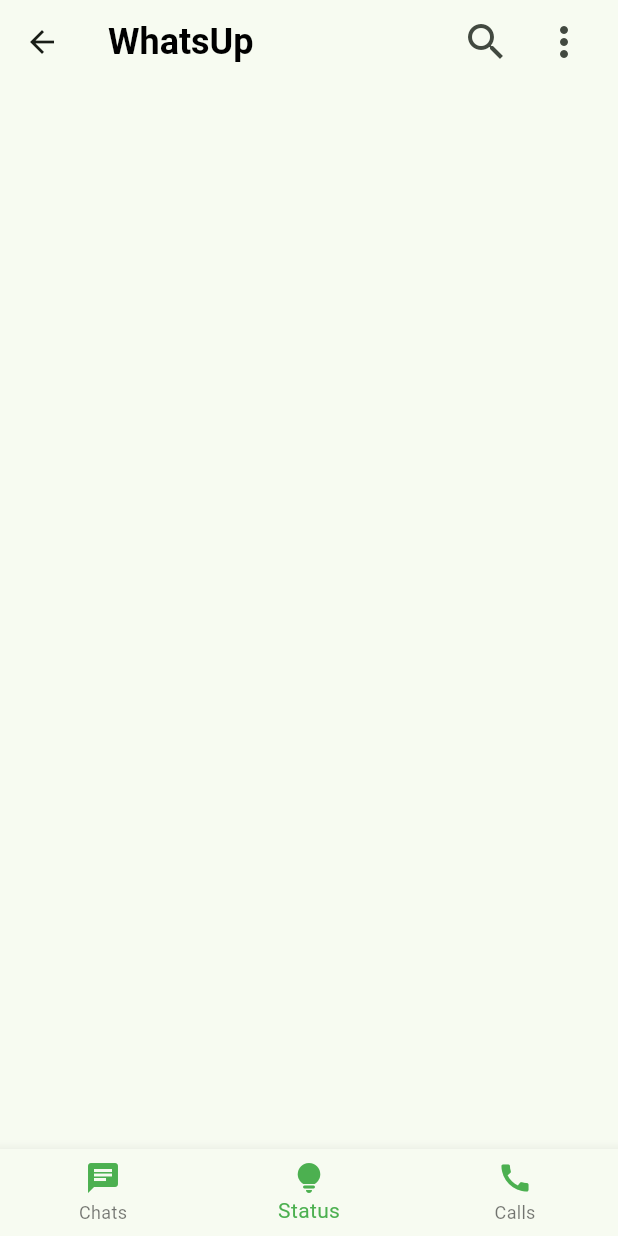
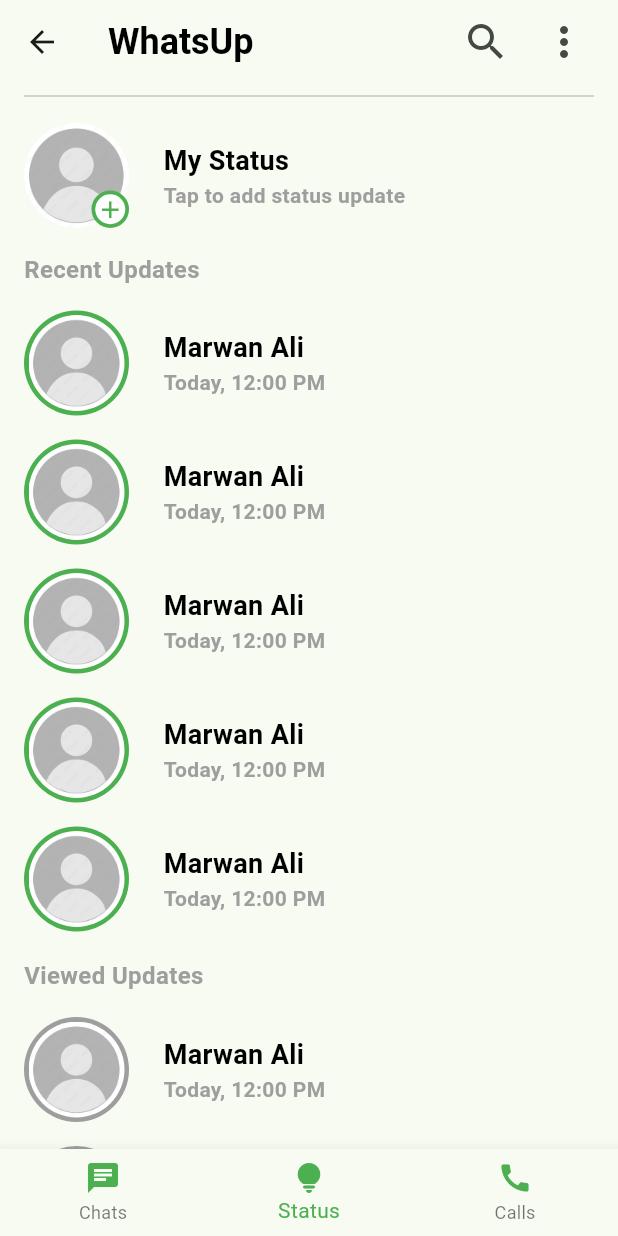
Before and after one commit to AliAttia635/Mini-WhatsApp, a Flutter app: the HomeView screen opened by its route, item 2 of the bottom bar chosen, on a phone screen of 412 x 824 dp. Run offline on Flutter 3.47's test engine with Material 3 defaults, Android fonts, the phone set to English and light mode, and no system bars; our stand-ins replace animated_splash_screen, google_fonts.

Commit message:
status page UI done

```diff
--- a/lib/core/themes/styles.dart
+++ b/lib/core/themes/styles.dart
@@ -23,4 +23,7 @@ abstract class Styles {
 
   static const TextStyle textStyle20 =
       TextStyle(fontSize: 20, color: Colors.black, fontWeight: FontWeight.w600);
+
+  static const TextStyle textStyle18 =
+      TextStyle(fontSize: 18, color: Colors.black, fontWeight: FontWeight.w600);
 }
--- a/lib/features/home/presentation/views/home_view.dart
+++ b/lib/features/home/presentation/views/home_view.dart
@@ -4,6 +4,7 @@ import 'package:mentor_academy_live_task/core/themes/color_app.dart';
 import 'package:mentor_academy_live_task/core/themes/styles.dart';
 import 'package:mentor_academy_live_task/features/calls/presentaion/views/calls_view.dart';
 import 'package:mentor_academy_live_task/features/chats/presentation/views/chat_view.dart';
+import 'package:mentor_academy_live_task/features/status/presentation/views/status_view.dart';
 
 class HomeView extends StatefulWidget {
   const HomeView({super.key});
@@ -17,7 +18,7 @@ class HomeViewState extends State<HomeView> {
 
   final List<Widget> _screens = [
     const ChatsView(),
-    Scaffold(),
+    const StatusView(),
     const CallsView(),
   ];
 
--- /dev/null
+++ b/lib/features/status/presentation/views/status_view.dart
@@ -0,0 +1,13 @@
+import 'package:flutter/material.dart';
+import 'package:mentor_academy_live_task/features/status/presentation/views/widgets/status_body.dart';
+
+class StatusView extends StatelessWidget {
+  const StatusView({super.key});
+
+  @override
+  Widget build(BuildContext context) {
+    return const Scaffold(
+      body: StatusBody(),
+    );
+  }
+}
--- /dev/null
+++ b/lib/features/status/presentation/views/widgets/my_status_details.dart
@@ -0,0 +1,27 @@
+import 'package:flutter/material.dart';
+import 'package:mentor_academy_live_task/core/themes/styles.dart';
+
+class MyStatusDetails extends StatelessWidget {
+  const MyStatusDetails({super.key});
+
+  @override
+  Widget build(BuildContext context) {
+    return Padding(
+      padding: const EdgeInsets.all(8.0),
+      child: Column(
+        crossAxisAlignment: CrossAxisAlignment.start,
+        children: [
+          Text(
+            'My Status',
+            style: Styles.textStyle18.copyWith(color: Colors.black),
+          ),
+          Text(
+            'Tap to add status update',
+            style: Styles.textStyle14
+                .copyWith(fontWeight: FontWeight.bold, color: Colors.grey),
+          ),
+        ],
+      ),
+    );
+  }
+}
--- /dev/null
+++ b/lib/features/status/presentation/views/widgets/my_status_image.dart
@@ -0,0 +1,56 @@
+import 'package:flutter/material.dart';
+import 'package:mentor_academy_live_task/core/constants/assets/assets_images.dart';
+
+class MyStatusImage extends StatelessWidget {
+  const MyStatusImage({super.key});
+
+  @override
+  Widget build(BuildContext context) {
+    return Stack(
+      children: [
+        ClipRRect(
+          borderRadius: BorderRadius.circular(40),
+          child: Image.asset(
+            AssetsImages.profileImage,
+            width: 70,
+            height: 70,
+            fit: BoxFit.cover,
+          ),
+        ),
+        Positioned(
+          bottom: 0,
+          right: 0,
+          child: Container(
+            width: 25,
+            height: 25,
+            decoration: const BoxDecoration(
+              shape: BoxShape.circle,
+              color: Colors.green,
+            ),
+            child: Center(
+              child: Container(
+                width: 20,
+                height: 20,
+                decoration: const BoxDecoration(
+                  shape: BoxShape.circle,
+                  color: Colors.white,
+                ),
+                child: Center(
+                  child: IconButton(
+                    padding: EdgeInsets.all(0),
+                    onPressed: () {},
+                    icon: const Icon(
+                      Icons.add,
+                      color: Colors.green,
+                      size: 19,
+                    ),
+                  ),
+                ),
+              ),
+            ),
+          ),
+        ),
+      ],
+    );
+  }
+}
--- /dev/null
+++ b/lib/features/status/presentation/views/widgets/my_status_item.dart
@@ -0,0 +1,21 @@
+import 'package:flutter/material.dart';
+import 'package:mentor_academy_live_task/features/status/presentation/views/widgets/my_status_details.dart';
+import 'package:mentor_academy_live_task/features/status/presentation/views/widgets/my_status_image.dart';
+
+class MyStatusItem extends StatelessWidget {
+  const MyStatusItem({super.key});
+
+  @override
+  Widget build(BuildContext context) {
+    return const Row(
+      crossAxisAlignment: CrossAxisAlignment.center,
+      children: [
+        MyStatusImage(),
+        SizedBox(
+          width: 15,
+        ),
+        MyStatusDetails()
+      ],
+    );
+  }
+}
--- /dev/null
+++ b/lib/features/status/presentation/views/widgets/recent_status_details.dart
@@ -0,0 +1,27 @@
+import 'package:flutter/material.dart';
+import 'package:mentor_academy_live_task/core/themes/styles.dart';
+
+class RecentStatusDetails extends StatelessWidget {
+  const RecentStatusDetails({super.key});
+
+  @override
+  Widget build(BuildContext context) {
+    return Padding(
+      padding: const EdgeInsets.all(8.0),
+      child: Column(
+        crossAxisAlignment: CrossAxisAlignment.start,
+        children: [
+          Text(
+            'Marwan Ali',
+            style: Styles.textStyle18.copyWith(color: Colors.black),
+          ),
+          Text(
+            'Today, 12:00 PM',
+            style: Styles.textStyle14
+                .copyWith(fontWeight: FontWeight.bold, color: Colors.grey),
+          ),
+        ],
+      ),
+    );
+  }
+}
--- /dev/null
+++ b/lib/features/status/presentation/views/widgets/recent_status_image.dart
@@ -0,0 +1,29 @@
+import 'package:flutter/material.dart';
+import 'package:mentor_academy_live_task/core/constants/assets/assets_images.dart';
+
+class RecentStatusImg extends StatelessWidget {
+  const RecentStatusImg({super.key});
+
+  @override
+  Widget build(BuildContext context) {
+    return Container(
+      width: 70,
+      height: 70,
+      decoration: const BoxDecoration(
+        shape: BoxShape.circle,
+        color: Colors.green,
+      ),
+      child: Center(
+        child: ClipRRect(
+          borderRadius: BorderRadius.circular(32),
+          child: Image.asset(
+            AssetsImages.profileImage,
+            width: 64,
+            height: 64,
+            fit: BoxFit.cover,
+          ),
+        ),
+      ),
+    );
+  }
+}
--- /dev/null
+++ b/lib/features/status/presentation/views/widgets/recent_status_item.dart
@@ -0,0 +1,20 @@
+import 'package:flutter/material.dart';
+import 'package:mentor_academy_live_task/features/status/presentation/views/widgets/recent_status_details.dart';
+import 'package:mentor_academy_live_task/features/status/presentation/views/widgets/recent_status_image.dart';
+
+class RecentStatusItem extends StatelessWidget {
+  const RecentStatusItem({super.key});
+
+  @override
+  Widget build(BuildContext context) {
+    return const Row(
+      children: [
+        RecentStatusImg(),
+        SizedBox(
+          width: 15,
+        ),
+        RecentStatusDetails()
+      ],
+    );
+  }
+}
--- /dev/null
+++ b/lib/features/status/presentation/views/widgets/recent_updates_status_body.dart
@@ -0,0 +1,23 @@
+import 'package:flutter/material.dart';
+import 'package:mentor_academy_live_task/core/themes/styles.dart';
+import 'package:mentor_academy_live_task/features/status/presentation/views/widgets/recent_updates_status_list_view.dart';
+
+class RecentUpdatesStatusBody extends StatelessWidget {
+  const RecentUpdatesStatusBody({super.key});
+
+  @override
+  Widget build(BuildContext context) {
+    return Column(
+      crossAxisAlignment: CrossAxisAlignment.start,
+      children: [
+        Text('Recent Updates',
+            style: Styles.textStyle16
+                .copyWith(fontWeight: FontWeight.bold, color: Colors.grey)),
+        const SizedBox(
+          height: 8,
+        ),
+        const RecentUpdatesStatusListView(),
+      ],
+    );
+  }
+}
--- /dev/null
+++ b/lib/features/status/presentation/views/widgets/recent_updates_status_list_view.dart
@@ -0,0 +1,22 @@
+import 'package:flutter/material.dart';
+import 'package:mentor_academy_live_task/features/status/presentation/views/widgets/recent_status_item.dart';
+
+class RecentUpdatesStatusListView extends StatelessWidget {
+  const RecentUpdatesStatusListView({
+    super.key,
+  });
+
+  @override
+  Widget build(BuildContext context) {
+    return ListView.builder(
+        shrinkWrap: true,
+        physics: const NeverScrollableScrollPhysics(),
+        itemCount: 5,
+        itemBuilder: (context, index) {
+          return const Padding(
+            padding: EdgeInsets.only(top: 8, bottom: 8),
+            child: RecentStatusItem(),
+          );
+        });
+  }
+}
--- /dev/null
+++ b/lib/features/status/presentation/views/widgets/status_body.dart
@@ -0,0 +1,30 @@
+import 'package:flutter/material.dart';
+import 'package:mentor_academy_live_task/features/status/presentation/views/widgets/my_status_item.dart';
+import 'package:mentor_academy_live_task/features/status/presentation/views/widgets/recent_updates_status_body.dart';
+import 'package:mentor_academy_live_task/features/status/presentation/views/widgets/viewed_updates_status_body.dart';
+
+class StatusBody extends StatelessWidget {
+  const StatusBody({super.key});
+
+  @override
+  Widget build(BuildContext context) {
+    return const Padding(
+      padding: EdgeInsets.only(left: 16, right: 16),
+      child: SingleChildScrollView(
+        child: Column(
+          crossAxisAlignment: CrossAxisAlignment.start,
+          children: [
+            Divider(),
+            SizedBox(
+              height: 10,
+            ),
+            MyStatusItem(),
+            SizedBox(height: 16),
+            RecentUpdatesStatusBody(),
+            ViewedUpdatesStatusBody()
+          ],
+        ),
+      ),
+    );
+  }
+}
--- /dev/null
+++ b/lib/features/status/presentation/views/widgets/viewed_status_details.dart
@@ -0,0 +1,27 @@
+import 'package:flutter/material.dart';
+import 'package:mentor_academy_live_task/core/themes/styles.dart';
+
+class ViewedStatusDetails extends StatelessWidget {
+  const ViewedStatusDetails({super.key});
+
+  @override
+  Widget build(BuildContext context) {
+    return Padding(
+      padding: const EdgeInsets.all(8.0),
+      child: Column(
+        crossAxisAlignment: CrossAxisAlignment.start,
+        children: [
+          Text(
+            'Marwan Ali',
+            style: Styles.textStyle18.copyWith(color: Colors.black),
+          ),
+          Text(
+            'Today, 12:00 PM',
+            style: Styles.textStyle14
+                .copyWith(fontWeight: FontWeight.bold, color: Colors.grey),
+          ),
+        ],
+      ),
+    );
+  }
+}
--- /dev/null
+++ b/lib/features/status/presentation/views/widgets/viewed_status_image.dart
@@ -0,0 +1,29 @@
+import 'package:flutter/material.dart';
+import 'package:mentor_academy_live_task/core/constants/assets/assets_images.dart';
+
+class ViewedStatusImage extends StatelessWidget {
+  const ViewedStatusImage({super.key});
+
+  @override
+  Widget build(BuildContext context) {
+    return Container(
+      width: 70,
+      height: 70,
+      decoration: const BoxDecoration(
+        shape: BoxShape.circle,
+        color: Colors.grey,
+      ),
+      child: Center(
+        child: ClipRRect(
+          borderRadius: BorderRadius.circular(32),
+          child: Image.asset(
+            AssetsImages.profileImage,
+            width: 64,
+            height: 64,
+            fit: BoxFit.cover,
+          ),
+        ),
+      ),
+    );
+  }
+}
--- /dev/null
+++ b/lib/features/status/presentation/views/widgets/viewed_updates_item.dart
@@ -0,0 +1,20 @@
+import 'package:flutter/material.dart';
+import 'package:mentor_academy_live_task/features/status/presentation/views/widgets/viewed_status_details.dart';
+import 'package:mentor_academy_live_task/features/status/presentation/views/widgets/viewed_status_image.dart';
+
+class ViewedUpdatesItem extends StatelessWidget {
+  const ViewedUpdatesItem({super.key});
+
+  @override
+  Widget build(BuildContext context) {
+    return const Row(
+      children: [
+        ViewedStatusImage(),
+        SizedBox(
+          width: 15,
+        ),
+        ViewedStatusDetails()
+      ],
+    );
+  }
+}
--- /dev/null
+++ b/lib/features/status/presentation/views/widgets/viewed_updates_status_body.dart
@@ -0,0 +1,26 @@
+import 'package:flutter/material.dart';
+import 'package:mentor_academy_live_task/core/themes/styles.dart';
+import 'package:mentor_academy_live_task/features/status/presentation/views/widgets/viewed_updates_status_list_view.dart';
+
+class ViewedUpdatesStatusBody extends StatelessWidget {
+  const ViewedUpdatesStatusBody({super.key});
+
+  @override
+  Widget build(BuildContext context) {
+    return Column(
+      crossAxisAlignment: CrossAxisAlignment.start,
+      children: [
+        const SizedBox(
+          height: 10,
+        ),
+        Text('Viewed Updates',
+            style: Styles.textStyle16
+                .copyWith(fontWeight: FontWeight.bold, color: Colors.grey)),
+        const SizedBox(
+          height: 8,
+        ),
+        const ViewdUpdatesStatusListView(),
+      ],
+    );
+  }
+}
--- /dev/null
+++ b/lib/features/status/presentation/views/widgets/viewed_updates_status_list_view.dart
@@ -0,0 +1,20 @@
+import 'package:flutter/material.dart';
+import 'package:mentor_academy_live_task/features/status/presentation/views/widgets/viewed_updates_item.dart';
+
+class ViewdUpdatesStatusListView extends StatelessWidget {
+  const ViewdUpdatesStatusListView({
+    super.key,
+  });
+
+  @override
+  Widget build(BuildContext context) {
+    return ListView.builder(
+        physics: const NeverScrollableScrollPhysics(),
+        shrinkWrap: true,
+        itemCount: 3,
+        itemBuilder: (context, index) => const Padding(
+              padding: EdgeInsets.only(top: 8, bottom: 8),
+              child: ViewedUpdatesItem(),
+            ));
+  }
+}
```
